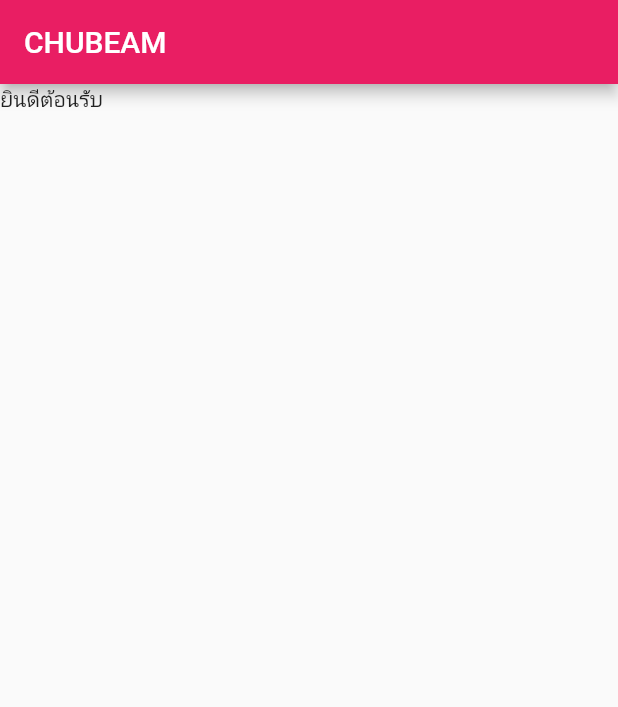
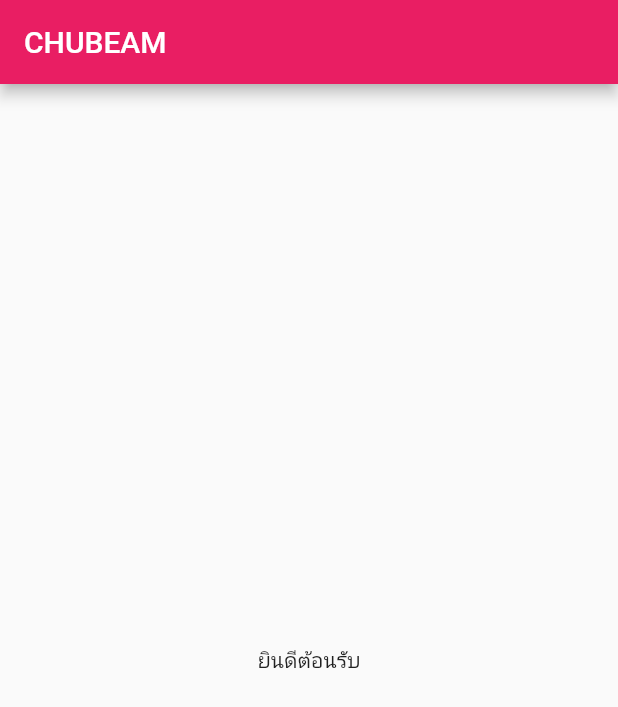
Before and after one commit to chutima2544/LAB4, a Flutter app: the screen it shows after launch, on a phone screen of 412 x 824 dp. Shown: the top 707 px of the screen. Run offline on Flutter 3.47's test engine with Material 2 defaults, Android fonts, the phone set to English and light mode, and no system bars.

Commit message:
body:textcenter1

```diff
--- a/lib/main.dart
+++ b/lib/main.dart
@@ -3,7 +3,6 @@ import 'package:flutter/material.dart';
 void main() {
   runApp(Myweb());
 }
-
 
 //สร้าง widget
 class Myweb extends StatelessWidget {
@@ -15,7 +14,9 @@ class Myweb extends StatelessWidget {
         appBar: AppBar(
           title: Text("CHUBEAM"),
         ),
-        body: Text("ยินดีต้อนรับ"),
+        body: Center(
+          child: Text("ยินดีต้อนรับ"),
+        ),
       ),
       theme: ThemeData(primarySwatch: Colors.pink),
     );
```
